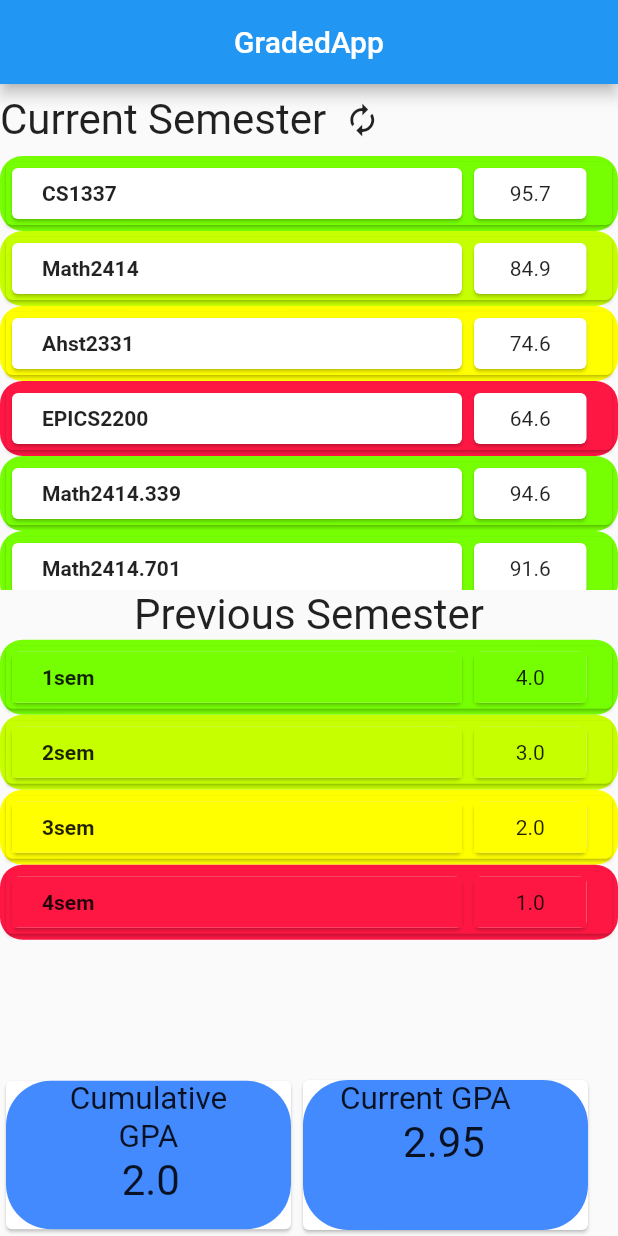
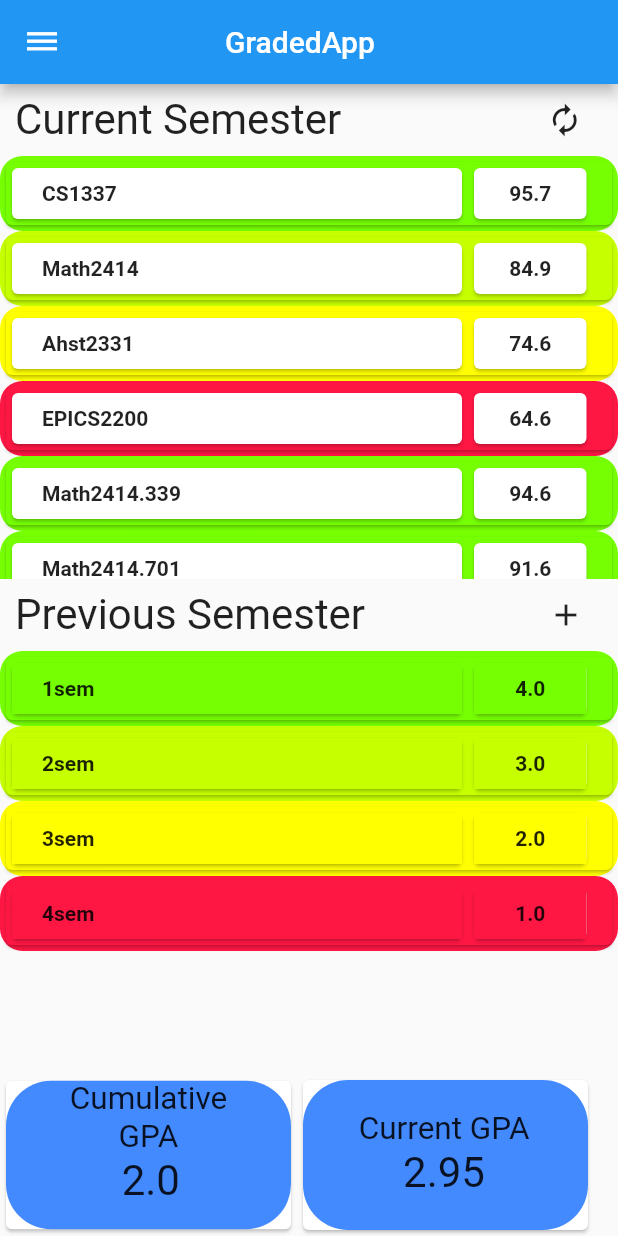
Before and after one commit to Suvanch/post_graded, a Flutter app: the screen it shows after launch, on a phone screen of 412 x 824 dp. Run offline on Flutter 3.47's test engine with Material 2 defaults, Android fonts, the phone set to English and light mode, and no system bars.

Commit message:
Fully finished page minor formating errors

```diff
--- a/lib/main.dart
+++ b/lib/main.dart
@@ -1,6 +1,8 @@
 import 'package:flutter/material.dart';
 import 'package:flutter/rendering.dart';
 import 'studentObject.dart';
+import 'add_new_semester.dart';
+
 
 /*
 I need to figure out how to update cumulative gpa as the sutdent removes
@@ -9,40 +11,51 @@ The text is in MyApp and the is change is made in previousSemesterListView
 they are in different classes
 */
 
-
-
-
 //public variables
 studentObject student1 = new studentObject();
-double currentGpa = student1.getCurrentGPA();
-double cummulGpa = student1.getCumulativeGpa();
+
 //main file runs graded app
-void main() => runApp(gradedApp());
+void main() => runApp(MaterialApp(home: gradedApp()));
 
 //only runs one class but it could run more
 class gradedApp extends StatefulWidget {
+  gradedApp({Key key, @required student1}) : super(key: key);
   @override
-  State<StatefulWidget> createState() {
-    return MyApp();
+  State<StatefulWidget> createState() =>MyApp(student1);
+
+}
+/*
+class MyApp  extends State<gradedApp>{
+  @override
+  Widget build(BuildContext context){
+    return new MaterialApp(
+      home: HomeScreen());
   }
 }
-
+ */
 //the actual app so far
-class MyApp extends State<gradedApp> {
+class MyApp  extends State<gradedApp> {
   //changes cumulative gpa
-  void _changeCumulativeGpa() {
-    setState(() => cummulGpa);
+  double currentGpa = student1.getCurrentGPA();
+  String cummulGpa = student1.getCumulativeGpa().toString();
+  MyApp(student1);
+  callback(newCummulGpa) {
+    setState(() {
+      cummulGpa = newCummulGpa;
+    });
   }
 
   //UI
   @override
   Widget build(BuildContext context) {
-    return MaterialApp(
-      //title bar on top
-      home: Scaffold(
+    return Container(
+      child: new Scaffold(
           appBar: AppBar(
             title: Center(
-            child: Text('GradedApp'),
+              child: Row(children: [Icon(
+                Icons.dehaze,
+                color: Colors.white,
+              ),Padding(padding: EdgeInsets.fromLTRB(110.0, 0.0, 0.0, 0.0),child: Text("GradedApp"))]),
             ),
           ),
           //rest of the body
@@ -56,10 +69,13 @@ class MyApp extends State<gradedApp> {
                   children: <Widget>[
                     //the title
                     Container(
+                      child: Padding(
+                        padding: EdgeInsets.fromLTRB(10.0, 0.0, 125.0, 0.0),
                         child: Text(
                           "Current Semester",
                           textAlign: TextAlign.center,
                           textScaleFactor: 2,
+                        ),
                       ),
                     ),
                     //the button
@@ -80,14 +96,30 @@ class MyApp extends State<gradedApp> {
               //properly centered
               //I still have to add a button to create new semester
               Center(
+                child: Row(
+                  children: [
+                    Padding(
+                      padding: EdgeInsets.fromLTRB(10.0, 0.0, 110.0, 0.0),
                       child: Text(
                         "Previous Semester",
                         textAlign: TextAlign.center,
                         textScaleFactor: 2,
                       ),
                     ),
+                    IconButton(
+                      icon: Icon(
+                          appBarIcons(title: 'AddSemester', icon: Icons.add)
+                              .icon),
+                      onPressed: () {
+                        Navigator.of(context).push(MaterialPageRoute(
+                            builder: (context) => addNewSemester(student1:student1)));
+                      },
+                    ),
+                  ],
+                ),
+              ),
               //the previouse semester listview
-            Expanded(child: previousSemesterListView()),
+              Expanded(child: previousSemesterListView(cummulGpa, callback)),
               //holds all the gpa's on the bottom
               Row(
                 children: <Widget>[
@@ -135,7 +167,7 @@ class MyApp extends State<gradedApp> {
                       child: Column(
                         children: <Widget>[
                           Padding(
-                          padding: EdgeInsets.fromLTRB(0.0, 0.0, 32.0, 0.0),
+                            padding: EdgeInsets.fromLTRB(25.0, 20.0, 32.0, 0.0),
                             child: Text(
                               " Current GPA ",
                               textScaleFactor: 1.5,
@@ -148,7 +180,7 @@ class MyApp extends State<gradedApp> {
                               currentGpa.toString(),
                               textScaleFactor: 2.0,
                             ),
-                        )
+                          ),
                         ],
                       ),
                     ),
@@ -157,16 +189,19 @@ class MyApp extends State<gradedApp> {
               )
             ],
           ),
+
       ),
     );
   }
 }
+
 //I think this is useless but im not sure
 class appBarIcons {
   const appBarIcons({this.title, this.icon});
   final String title;
   final IconData icon;
 }
+
 //the list view for the current semester
 class currentSemesterListView extends StatelessWidget {
   @override
@@ -218,6 +253,7 @@ class currentSemesterListView extends StatelessWidget {
                     //color: changeGradeColor(nug[key]).color,
                     child: Text(
                       nug[key].toString(),
+                      style: TextStyle(fontWeight: FontWeight.bold),
                     ),
                     alignment: Alignment(0.0, 0.0),
                   ),
@@ -231,46 +267,62 @@ class currentSemesterListView extends StatelessWidget {
   }
 }
 
-class previousSemesterListView extends StatelessWidget {
+class previousSemesterListView extends StatefulWidget {
+  String cummulGpa;
+  Function(String) callback;
+  previousSemesterListView(this.cummulGpa, this.callback);
+
+  @override
+  _previousSemesterListViewState createState() =>
+      new _previousSemesterListViewState();
+}
+
+class _previousSemesterListViewState extends State<previousSemesterListView> {
   @override
   static Map nug = student1.getPreviousSemester();
 
   //print(lengths);
   Widget build(BuildContext context) {
     return ListView.builder(
-      itemCount: nug.length,
+      itemCount: student1.getPreviousSemester().length,
       itemBuilder: (BuildContext context, int index) {
-        String key = nug.keys.elementAt(index);
+        String key = student1.getPreviousSemester().keys.elementAt(index);
         return Dismissible(
           key: new Key(key),
           onDismissed: (direction) {
-            nug.remove(key);
-            Scaffold.of(context).showSnackBar(
-                new SnackBar(content: new Text("Removed Semester")));
-
+            student1.removeSemester(key);
+            //student1.getPreviousSemester().remove(key);
+            //print(student1.getPreviousSemester());
+            //Scaffold.of(context).showSnackBar(
+            //new SnackBar(content: new Text("Removed Semester")));
+            widget.callback(student1.getCumulativeGpa().toString());
           },
           background: Container(
             alignment: AlignmentDirectional.centerEnd,
             color: Colors.red,
-            child: Icon(Icons.delete,color: Colors.white,),
+            child: Icon(
+              Icons.delete,
+              color: Colors.white,
+            ),
           ),
           direction: DismissDirection.endToStart,
           child: Container(
             height: 50,
             decoration: new BoxDecoration(
-              color: changeGpaColor(nug[key]).color,
+              color: changeGpaColor(student1.getPreviousSemester()[key]).color,
               borderRadius: new BorderRadius.all(Radius.circular(15.0)),
             ),
             //color: Colors.amber[600],
             child: Card(
-              color: changeGpaColor(nug[key]).color,
+              color: changeGpaColor(student1.getPreviousSemester()[key]).color,
               child: Row(
                 children: <Widget>[
                   Card(
                     child: Container(
                       height: 49,
                       width: 300,
-                      color: changeGpaColor(nug[key]).color,
+                      color: changeGpaColor(student1.getPreviousSemester()[key])
+                          .color,
                       child: Padding(
                         padding: EdgeInsets.fromLTRB(20, 0, 0, 0),
                         child: Text(
@@ -285,9 +337,11 @@ class previousSemesterListView extends StatelessWidget {
                     child: Container(
                       height: 49,
                       width: 75,
-                      color: changeGpaColor(nug[key]).color,
+                      color: changeGpaColor(student1.getPreviousSemester()[key])
+                          .color,
                       child: Text(
-                        nug[key].toString(),
+                        student1.getPreviousSemester()[key].toString(),
+                        style: TextStyle(fontWeight: FontWeight.bold),
                       ),
                       alignment: Alignment(0.0, 0.0),
                     ),
@@ -329,6 +383,7 @@ _MyColor changeGradeColor(double grade) {
     return myBgColors[4];
   }
 }
+
 //changes the colors for the previous semester
 _MyColor changeGpaColor(double grade) {
   const List<_MyColor> myBgColors = const <_MyColor>[
```
Also changed, not shown: lib/add_new_semester.dart (added, +150 -0 lines), lib/studentObject.dart (+13 -1 lines). Lines whose indentation alone changed are shown as unchanged.
